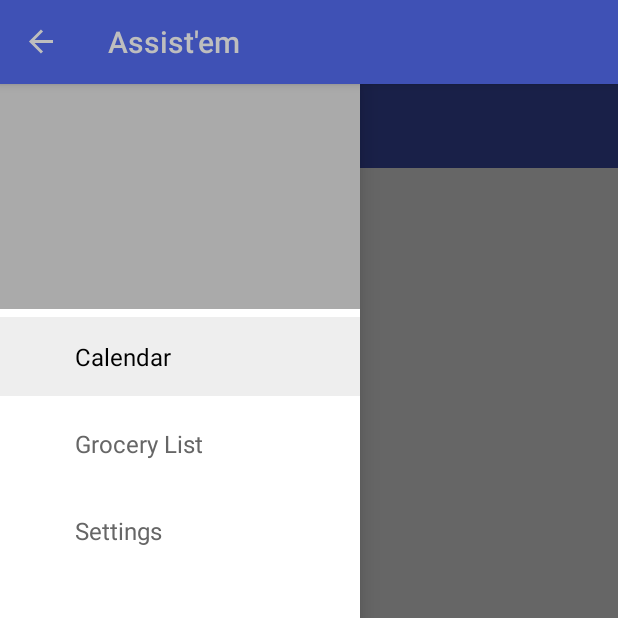
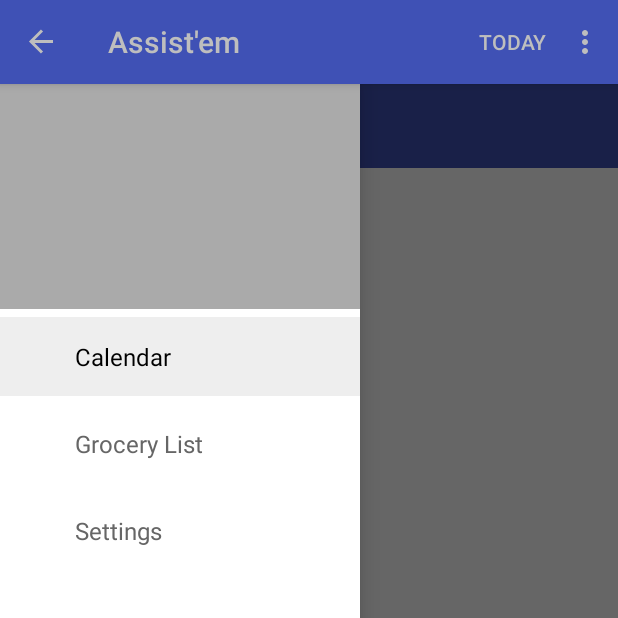
Before and after one commit to AssistEm/assistem-android, an Android app: the CalendarFragment screen opened directly, with no data from a screen before it, on a phone screen of 412 x 824 dp, the top half of it. Run offline under Robolectric (Android 15) with nearby library versions, the phone set to English and light mode, and no system bars; our stand-ins replace ButterKnife; libraries missing offline, so code that uses them is left out: com.alamkanak.weekview, com.loopj.android, retrofit.client; plain views replace WeekView; 8 statements that could not run were skipped.

Commit message:
added optin on menu bar to change number of days viewed on calendar

```diff
--- a/CaretakersApp/app/src/main/res/menu/menu_calendar.xml
+++ b/CaretakersApp/app/src/main/res/menu/menu_calendar.xml
@@ -2,8 +2,20 @@
     xmlns:app="http://schemas.android.com/apk/res-auto"
     xmlns:tools="http://schemas.android.com/tools"
     tools:context="seniorproject.caretakers.caretakersapp.ui.actvities.CalendarActivity">
-    <item
-        android:id="@+id/menu_refresh"
-        android:title="@string/refresh"
-        app:showAsAction="always"/>
+    <item android:id="@+id/action_today"
+        android:title="@string/calendar_today_view"
+        android:orderInCategory="100"
+        app:showAsAction="ifRoom"/>
+    <group android:checkableBehavior="single">
+        <item android:id="@+id/action_day_view"
+            android:title="@string/calendar_day_view"
+            android:orderInCategory="100"/>
+        <item android:id="@+id/action_three_day_view"
+            android:title="@string/calendar_three_day_view"
+            android:orderInCategory="100"
+            android:checked="true"/>
+        <item android:id="@+id/action_week_view"
+            android:title="@string/calendar_week_view"
+            android:orderInCategory="100"/>
+    </group>
 </menu>
--- a/CaretakersApp/app/src/main/res/values/strings.xml
+++ b/CaretakersApp/app/src/main/res/values/strings.xml
@@ -116,5 +116,9 @@
     <string name="delete_repeating_question_full">This event is repeating. Would you like to delete just this event or all in the series?</string>
     <string name="delete_single">Single</string>
     <string name="delete_all">All</string>
+    <string name="calendar_today_view">Today</string>
+    <string name="calendar_day_view">Single day view</string>
+    <string name="calendar_three_day_view">3 days view</string>
+    <string name="calendar_week_view">Week view</string>
 
 </resources>
```
Also changed, not shown: CaretakersApp/app/build.gradle (+20 -11 lines), CaretakersApp/app/src/main/java/seniorproject/caretakers/caretakersapp/ui/fragments/CalendarFragment.java (+93 -0 lines), 1 other file.
